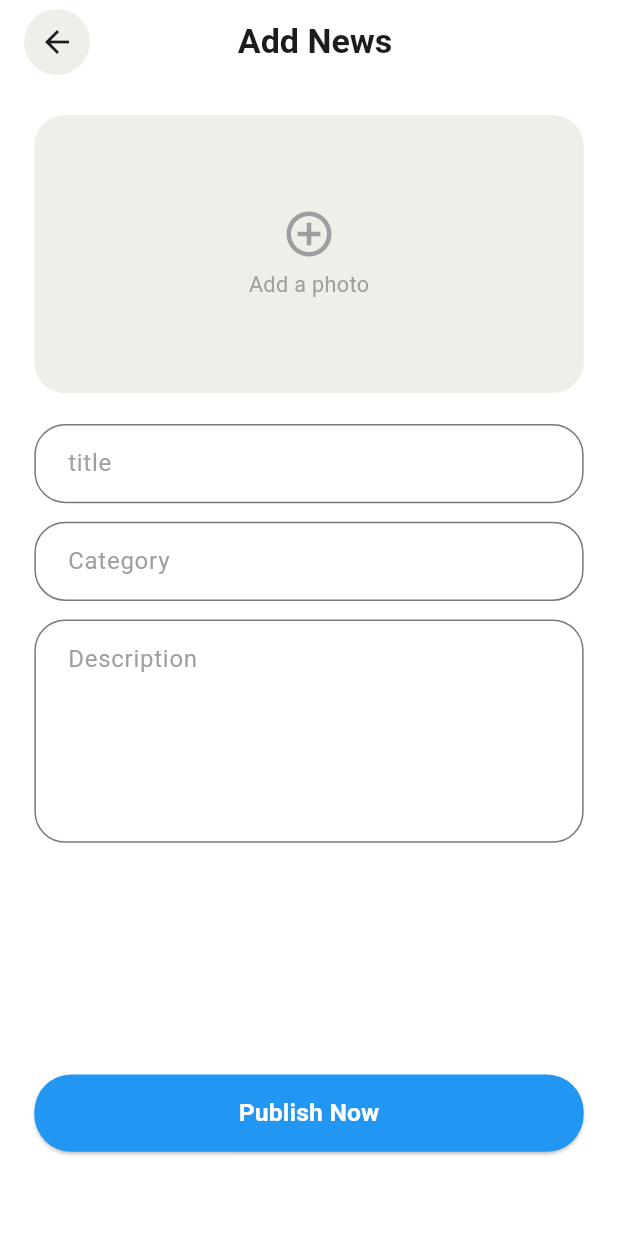
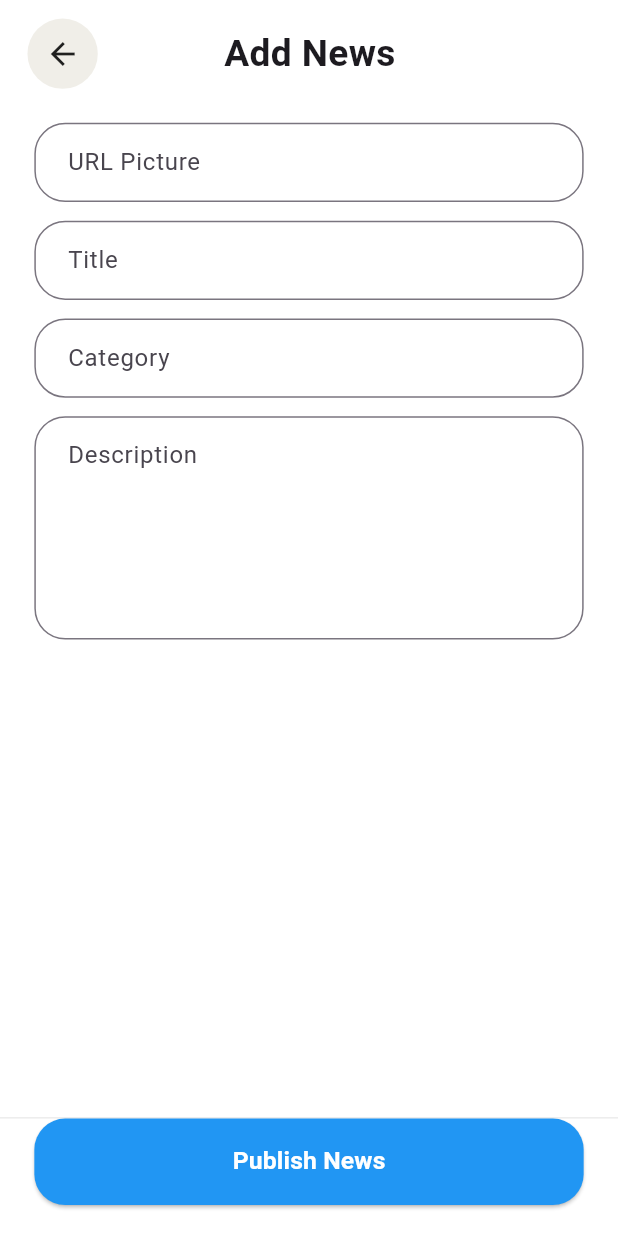
Before and after one commit to Aditia-115/ayeunews-fix, a Flutter app: the AddNewsScreen screen opened directly, on a phone screen of 412 x 824 dp. Run offline on Flutter 3.47's test engine with Material 3 defaults, Android fonts, the phone set to English and light mode, and no system bars; our stand-ins replace carousel_slider, flutter_screenutil, go_router.

Commit message:
crud news

```diff
--- a/lib/views/widgets/add_news_screen.dart
+++ b/lib/views/widgets/add_news_screen.dart
@@ -10,27 +10,37 @@ class AddNewsScreen extends StatefulWidget {
 
 class _AddNewsScreenState extends State<AddNewsScreen> {
   final _formKey = GlobalKey<FormState>();
-
+  final TextEditingController _imageController = TextEditingController();
   final TextEditingController _titleController = TextEditingController();
   final TextEditingController _categoryController = TextEditingController();
   final TextEditingController _descriptionController = TextEditingController();
 
   @override
+  void dispose() {
+    _imageController.dispose();
+    _titleController.dispose();
+    _categoryController.dispose();
+    _descriptionController.dispose();
+    super.dispose();
+  }
+
+  @override
   Widget build(BuildContext context) {
     return Scaffold(
       backgroundColor: Colors.white,
-      resizeToAvoidBottomInset: true, // penting!
-      appBar: AppBar(
-        elevation: 0,
-        backgroundColor: Colors.white,
-        automaticallyImplyLeading: false,
-        title: Row(
+      body: SafeArea(
+        child: Column(
+          children: [
+            // Header
+            Padding(
+              padding: EdgeInsets.symmetric(horizontal: 16.w, vertical: 12.h),
+              child: Row(
                 children: [
                   InkWell(
                     onTap: () => Navigator.pop(context),
                     borderRadius: BorderRadius.circular(100),
                     child: Container(
-                padding: EdgeInsets.all(10),
+                      padding: EdgeInsets.all(10.w),
                       decoration: const BoxDecoration(
                         color: Color(0xFFF0EEE8),
                         shape: BoxShape.circle,
@@ -42,115 +52,98 @@ class _AddNewsScreenState extends State<AddNewsScreen> {
                     child: Center(
                       child: Text(
                         'Add News',
-                  style:
-                      TextStyle(fontSize: 22.sp, fontWeight: FontWeight.w600),
+                        style: TextStyle(
+                          fontSize: 24.sp,
+                          fontWeight: FontWeight.w600,
                         ),
                       ),
                     ),
-            const SizedBox(width: 36), // placeholder to center title
+                  ),
+                  SizedBox(width: 40.w), // balance center title
                 ],
               ),
             ),
-      body: SafeArea(
+
+            // Form
+            Expanded(
               child: SingleChildScrollView(
-          padding: EdgeInsets.symmetric(horizontal: 20.w, vertical: 20.h),
+                padding: EdgeInsets.symmetric(horizontal: 20.w, vertical: 10.h),
                 child: Form(
                   key: _formKey,
                   child: Column(
                     children: [
+                      _buildTextField(_imageController, 'URL Picture'),
+                      SizedBox(height: 12.h),
+                      _buildTextField(_titleController, 'Title'),
+                      SizedBox(height: 12.h),
+                      _buildTextField(_categoryController, 'Category'),
+                      SizedBox(height: 12.h),
+                      _buildTextField(_descriptionController, 'Description', maxLines: 5),
+                    ],
+                  ),
+                ),
+              ),
+            ),
+
+            // Submit Button
             Container(
-                  height: 180.h,
+              padding: EdgeInsets.only(
+                bottom: 20.h,
+                left: 20.w,
+                right: 20.w,
+              ),
+              decoration: BoxDecoration(
+                color: Colors.white,
+                border: Border(
+                  top: BorderSide(
+                    color: Color.fromRGBO(158, 158, 158, 0.2),
+                  ),
+                ),
+              ),
+              child: SizedBox(
                 width: double.infinity,
-                  decoration: BoxDecoration(
-                    color: const Color(0xFFF0EEE8),
+                height: 56.h,
+                child: ElevatedButton(
+                  onPressed: () {
+                    if (_formKey.currentState!.validate()) {
+                    }
+                  },
+                  style: ElevatedButton.styleFrom(
+                    backgroundColor: Colors.blue,
+                    shape: RoundedRectangleBorder(
                       borderRadius: BorderRadius.circular(20.r),
                     ),
-                  child: Column(
-                    mainAxisAlignment: MainAxisAlignment.center,
-                    children: [
-                      const Icon(Icons.add_circle_outline,
-                          size: 36, color: Colors.grey),
-                      SizedBox(height: 6.h),
-                      Text(
-                        'Add a photo',
+                  ),
+                  child: Text(
+                    'Publish News',
                     style: TextStyle(
-                          color: Colors.grey,
-                          fontSize: 14.sp,
+                      color: Colors.white,
+                      fontSize: 16.sp,
+                      fontWeight: FontWeight.bold,
+                    ),
+                  ),
+                ),
               ),
             ),
           ],
         ),
       ),
-                SizedBox(height: 20.h),
-                _buildTextField(_titleController, 'title'),
-                SizedBox(height: 12.h),
-                _buildTextField(_categoryController, 'Category'),
-                SizedBox(height: 12.h),
-                _buildTextField(
-                  _descriptionController,
-                  'Description',
-                  maxLines: 5,
-                ),
-                SizedBox(height: 150.h),
-                SizedBox(
-                  width: double.infinity,
-                  height: 50.h,
-                  child: ElevatedButton(
-                    style: ElevatedButton.styleFrom(
-                      backgroundColor: Colors.blue,
-                      shape: RoundedRectangleBorder(
-                        borderRadius: BorderRadius.circular(24.r),
-                      ),
-                    ),
-                    onPressed: () {
-                      if (_formKey.currentState!.validate()) {
-                        ScaffoldMessenger.of(context).showSnackBar(
-                          const SnackBar(
-                            content: Text('News published successfully'),
-                          ),
-                        );
-                      }
-                    },
-                    child: Text(
-                      'Publish Now',
-                      style: TextStyle(
-                        fontSize: 16.sp,
-                        fontWeight: FontWeight.w600,
-                        color: Colors.white,
-                      ),
-                    ),
-                  ),
-                )
-              ],
-            ),
-          ),
-        ),
-      ),
     );
   }
 
-  Widget _buildTextField(TextEditingController controller, String hint,
-      {int maxLines = 1}) {
+  Widget _buildTextField(TextEditingController controller, String hintText, {int maxLines = 1}) {
     return TextFormField(
       controller: controller,
       maxLines: maxLines,
-      validator: (val) => val == null || val.isEmpty ? 'Required' : null,
       decoration: InputDecoration(
-        hintText: hint,
-        hintStyle: TextStyle(color: Colors.grey),
+        hintText: hintText,
         contentPadding: EdgeInsets.symmetric(horizontal: 16.w, vertical: 14.h),
         border: OutlineInputBorder(
           borderRadius: BorderRadius.circular(20.r),
         ),
       ),
+      validator: (value) =>
+          value == null || value.trim().isEmpty ? 'This field is required' : null,
     );
   }
-
-  @override
-  void dispose() {
-    _titleController.dispose();
-    _categoryController.dispose();
-    _descriptionController.dispose();
-    super.dispose();
 }
-}
```
Also changed, not shown: lib/views/widgets/edit_news_screen.dart (added, +125 -0 lines), lib/views/widgets/home_screen.dart (+7 -1 lines), lib/views/widgets/news_list_screen.dart (added, +277 -0 lines), lib/views/widgets/profile_screen.dart (+10 -35 lines). Lines whose indentation alone changed are shown as unchanged.
